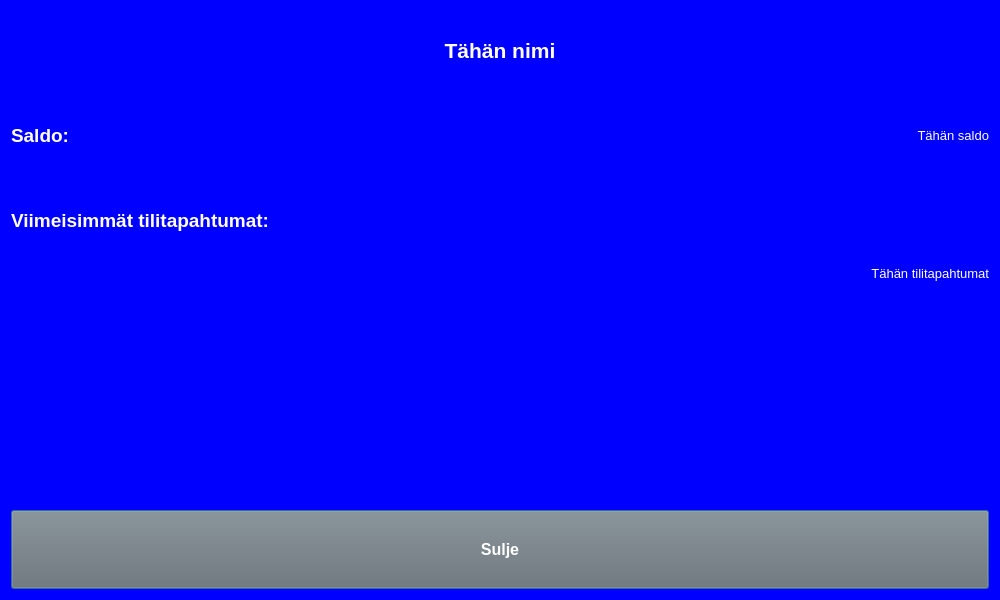
Above: BankEXE/balancedialog.ui from Akllu/BankSimul before the change. Below: the same form after it.
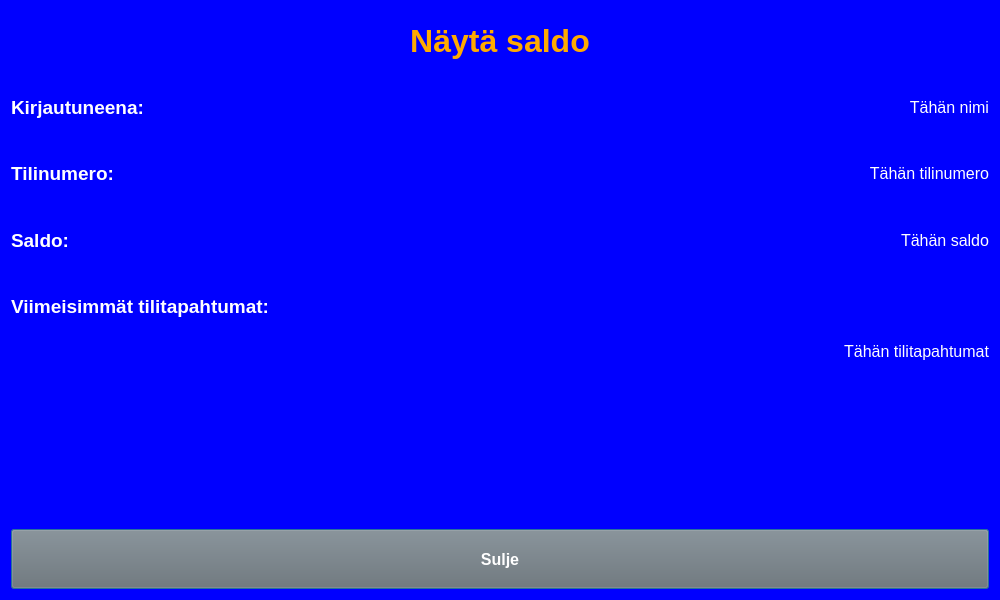
That is the form after the change.

The edit to the form file:
```diff
--- a/BankEXE/balancedialog.ui
+++ b/BankEXE/balancedialog.ui
@@ -19,46 +19,7 @@
   <layout class="QVBoxLayout" name="verticalLayout">
    <item>
     <layout class="QGridLayout" name="gridLayout">
-     <item row="1" column="0" colspan="3">
-      <widget class="QLabel" name="nameLabel">
-       <property name="font">
-        <font>
-         <pointsize>16</pointsize>
-         <weight>75</weight>
-         <bold>true</bold>
-        </font>
-       </property>
-       <property name="styleSheet">
-        <string notr="true">background-color: rgb(0, 0, 255);
-color: rgb(255, 255, 255);</string>
-       </property>
-       <property name="text">
-        <string>Tähän nimi</string>
-       </property>
-       <property name="alignment">
-        <set>Qt::AlignCenter</set>
-       </property>
-      </widget>
-     </item>
-     <item row="5" column="0" rowspan="3" colspan="3">
-      <widget class="QLabel" name="transactionsLabel">
-       <property name="font">
-        <font>
-         <pointsize>10</pointsize>
-        </font>
-       </property>
-       <property name="styleSheet">
-        <string notr="true">color: rgb(255, 255, 255);</string>
-       </property>
-       <property name="text">
-        <string>Tähän tilitapahtumat</string>
-       </property>
-       <property name="alignment">
-        <set>Qt::AlignRight|Qt::AlignTop|Qt::AlignTrailing</set>
-       </property>
-      </widget>
-     </item>
-     <item row="8" column="0" colspan="3">
+     <item row="9" column="0" colspan="3">
       <widget class="QPushButton" name="closeButton">
        <property name="sizePolicy">
         <sizepolicy hsizetype="Preferred" vsizetype="Preferred">
@@ -82,8 +43,8 @@
        </property>
       </widget>
      </item>
-     <item row="2" column="0">
-      <widget class="QLabel" name="headerLabel">
+     <item row="3" column="0">
+      <widget class="QLabel" name="headerLabel4">
        <property name="font">
         <font>
          <pointsize>14</pointsize>
@@ -103,11 +64,90 @@
        </property>
       </widget>
      </item>
-     <item row="2" column="1" colspan="2">
+     <item row="5" column="0" colspan="3">
+      <widget class="QLabel" name="headerLabel5">
+       <property name="sizePolicy">
+        <sizepolicy hsizetype="Preferred" vsizetype="Preferred">
+         <horstretch>0</horstretch>
+         <verstretch>0</verstretch>
+        </sizepolicy>
+       </property>
+       <property name="font">
+        <font>
+         <pointsize>14</pointsize>
+         <weight>75</weight>
+         <bold>true</bold>
+        </font>
+       </property>
+       <property name="styleSheet">
+        <string notr="true">background-color: rgb(0, 0, 255);
+color: rgb(255, 255, 255);</string>
+       </property>
+       <property name="text">
+        <string>Viimeisimmät tilitapahtumat:</string>
+       </property>
+       <property name="alignment">
+        <set>Qt::AlignLeading|Qt::AlignLeft|Qt::AlignVCenter</set>
+       </property>
+      </widget>
+     </item>
+     <item row="1" column="0">
+      <widget class="QLabel" name="headerLabel2">
+       <property name="font">
+        <font>
+         <pointsize>14</pointsize>
+         <weight>75</weight>
+         <bold>true</bold>
+        </font>
+       </property>
+       <property name="styleSheet">
+        <string notr="true">color: rgb(255, 255, 255);</string>
+       </property>
+       <property name="text">
+        <string>Kirjautuneena:</string>
+       </property>
+      </widget>
+     </item>
+     <item row="6" column="0" rowspan="3" colspan="3">
+      <widget class="QLabel" name="transactionsLabel">
+       <property name="font">
+        <font>
+         <pointsize>12</pointsize>
+        </font>
+       </property>
+       <property name="styleSheet">
+        <string notr="true">color: rgb(255, 255, 255);</string>
+       </property>
+       <property name="text">
+        <string>Tähän tilitapahtumat</string>
+       </property>
+       <property name="alignment">
+        <set>Qt::AlignRight|Qt::AlignTop|Qt::AlignTrailing</set>
+       </property>
+      </widget>
+     </item>
+     <item row="2" column="0">
+      <widget class="QLabel" name="headerLabel3">
+       <property name="font">
+        <font>
+         <pointsize>14</pointsize>
+         <weight>75</weight>
+         <bold>true</bold>
+        </font>
+       </property>
+       <property name="styleSheet">
+        <string notr="true">color: rgb(255, 255, 255);</string>
+       </property>
+       <property name="text">
+        <string>Tilinumero:</string>
+       </property>
+      </widget>
+     </item>
+     <item row="3" column="1" colspan="2">
       <widget class="QLabel" name="balanceLabel">
        <property name="font">
         <font>
-         <pointsize>10</pointsize>
+         <pointsize>12</pointsize>
         </font>
        </property>
        <property name="styleSheet">
@@ -121,30 +161,59 @@
        </property>
       </widget>
      </item>
-     <item row="4" column="0" colspan="3">
-      <widget class="QLabel" name="headerLabel2">
-       <property name="sizePolicy">
-        <sizepolicy hsizetype="Preferred" vsizetype="Preferred">
-         <horstretch>0</horstretch>
-         <verstretch>0</verstretch>
-        </sizepolicy>
+     <item row="2" column="1" colspan="2">
+      <widget class="QLabel" name="accountLabel">
+       <property name="font">
+        <font>
+         <pointsize>12</pointsize>
+        </font>
        </property>
+       <property name="styleSheet">
+        <string notr="true">color: rgb(255, 255, 255);</string>
+       </property>
+       <property name="text">
+        <string>Tähän tilinumero</string>
+       </property>
+       <property name="alignment">
+        <set>Qt::AlignRight|Qt::AlignTrailing|Qt::AlignVCenter</set>
+       </property>
+      </widget>
+     </item>
+     <item row="1" column="1" colspan="2">
+      <widget class="QLabel" name="nameLabel">
        <property name="font">
         <font>
-         <pointsize>14</pointsize>
+         <pointsize>12</pointsize>
+        </font>
+       </property>
+       <property name="styleSheet">
+        <string notr="true">color: rgb(255, 255, 255);</string>
+       </property>
+       <property name="text">
+        <string>Tähän nimi</string>
+       </property>
+       <property name="alignment">
+        <set>Qt::AlignRight|Qt::AlignTrailing|Qt::AlignVCenter</set>
+       </property>
+      </widget>
+     </item>
+     <item row="0" column="0" colspan="3">
+      <widget class="QLabel" name="headerLabel">
+       <property name="font">
+        <font>
+         <pointsize>24</pointsize>
          <weight>75</weight>
          <bold>true</bold>
         </font>
        </property>
        <property name="styleSheet">
-        <string notr="true">background-color: rgb(0, 0, 255);
-color: rgb(255, 255, 255);</string>
+        <string notr="true">color: rgb(255, 170, 0);</string>
        </property>
        <property name="text">
-        <string>Viimeisimmät tilitapahtumat:</string>
+        <string>Näytä saldo</string>
        </property>
        <property name="alignment">
-        <set>Qt::AlignLeading|Qt::AlignLeft|Qt::AlignVCenter</set>
+        <set>Qt::AlignCenter</set>
        </property>
       </widget>
      </item>
```
